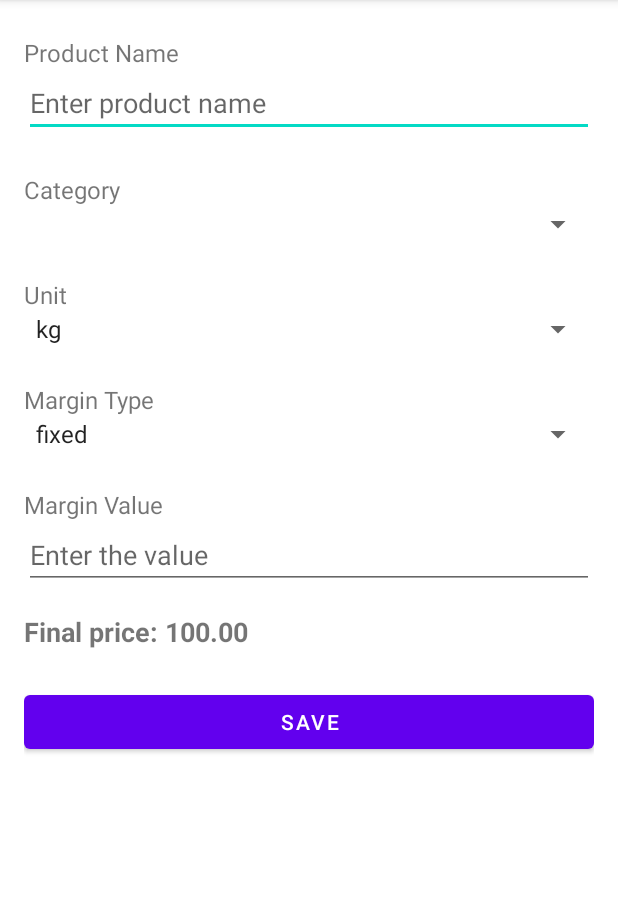
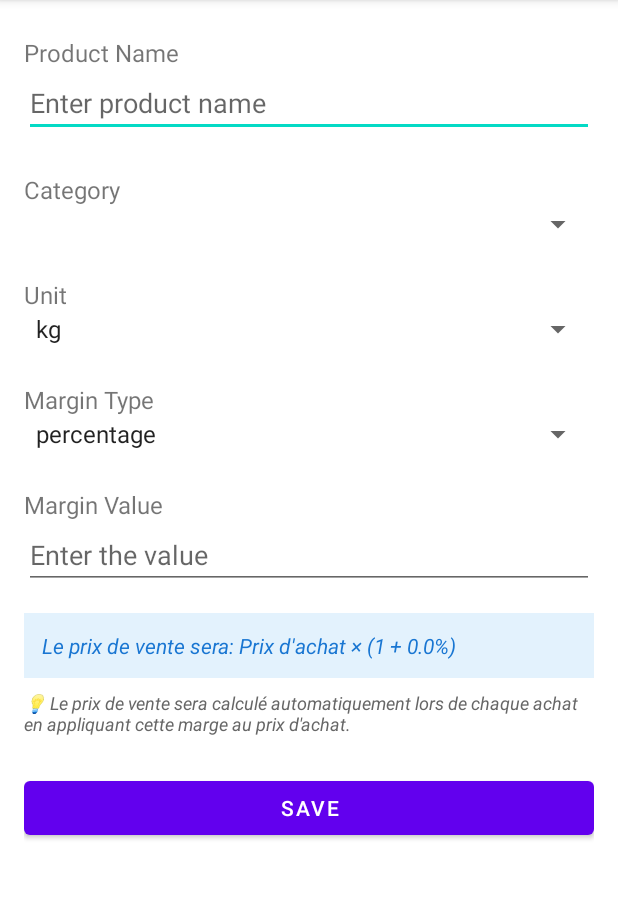
Before and after one commit to kelplant/medistock-app, an Android app: the ProductAddActivity screen opened directly, with no data from a screen before it, on a phone screen of 412 x 824 dp, the part 84-983 px from its top. Run offline under Robolectric (Android 15) with nearby library versions, the phone set to English and light mode, and no system bars; our stand-ins replace Room's generated code.

Commit message:
Fix: Remove incorrect price calculation from product configuration
PROBLEM: ProductAddActivity was calculating a "final price" using a fixed
base price of 100.0, which made no sense and confused the pricing logic.

SOLUTION: The margin should ONLY be configured on the product, not used
to calculate any fixed price. The actual selling price is calculated
dynamically during purchases by applying the margin to the real purchase price.

Changes:
- Removed calculateFinalPrice() with hardcoded base price
- Replaced textFinalPrice with textMarginInfo showing the margin formula
- Added clear explanation: "The selling price will be calculated automatically
  during each purchase by applying this margin to the purchase price"
- Changed default margin type to "percentage" (most common)
- Added validation to ensure margin value > 0
- Updated UI to show the margin formula dynamically:
  * "Selling price will be: Purchase price + X" (fixed)
  * "Selling price will be: Purchase price × (1 + X%)" (percentage)

Now the flow is correct:
1. Product configuration: Set margin ONLY (no price calculation)
2. Purchase: Calculate selling price = purchase price + margin
3. Sale: Use the last recorded selling price (modifiable)

```diff
--- a/app/src/main/java/com/medistock/ui/product/ProductAddActivity.kt
+++ b/app/src/main/java/com/medistock/ui/product/ProductAddActivity.kt
@@ -24,16 +24,15 @@ class ProductAddActivity : AppCompatActivity() {
     private lateinit var spinnerUnit: Spinner
     private lateinit var spinnerMarginType: Spinner
     private lateinit var editMarginValue: EditText
-    private lateinit var textFinalPrice: TextView
+    private lateinit var textMarginInfo: TextView
     private lateinit var btnSave: Button
 
     private var categories: List<Category> = emptyList()
     private var selectedCategoryId: Long = 0L
     private var selectedUnit: String = ""
-    private var selectedMarginType: String = "fixed"
+    private var selectedMarginType: String = "percentage"
     private var enteredMarginValue: Double = 0.0
     private var currentSiteId: Long = 0L
-    private var enteredPurchasePrice: Double = 0.0  // Si tu veux gérer prix d’achat
 
     override fun onCreate(savedInstanceState: Bundle?) {
         super.onCreate(savedInstanceState)
@@ -46,7 +45,7 @@ class ProductAddActivity : AppCompatActivity() {
         spinnerUnit = findViewById(R.id.spinnerUnit)
         spinnerMarginType = findViewById(R.id.spinnerMarginType)
         editMarginValue = findViewById(R.id.editMarginValue)
-        textFinalPrice = findViewById(R.id.textFinalPrice)
+        textMarginInfo = findViewById(R.id.textMarginInfo)
         btnSave = findViewById(R.id.btnSaveProduct)
 
         // Charger categories depuis DB
@@ -65,16 +64,16 @@ class ProductAddActivity : AppCompatActivity() {
         spinnerUnit.adapter = unitAdapter
 
         // Types de marge fixe ou pourcentage
-        val marginTypes = listOf("fixed", "percentage")
+        val marginTypes = listOf("percentage", "fixed")
         val marginTypeAdapter = ArrayAdapter(this, android.R.layout.simple_spinner_item, marginTypes)
         marginTypeAdapter.setDropDownViewResource(android.R.layout.simple_spinner_dropdown_item)
         spinnerMarginType.adapter = marginTypeAdapter
 
         currentSiteId = PrefsHelper.getActiveSiteId(this)
 
-        // Ecoute changements marge et nom produit pour recalcul prix final
+        // Update info text when margin changes
         val textWatcher = object : TextWatcher {
-            override fun afterTextChanged(s: Editable?) = calculateFinalPrice()
+            override fun afterTextChanged(s: Editable?) = updateMarginInfo()
             override fun beforeTextChanged(s: CharSequence?, start: Int, count: Int, after: Int) = Unit
             override fun onTextChanged(s: CharSequence?, start: Int, before: Int, count: Int) = Unit
         }
@@ -84,7 +83,7 @@ class ProductAddActivity : AppCompatActivity() {
         spinnerMarginType.onItemSelectedListener = object : AdapterView.OnItemSelectedListener {
             override fun onItemSelected(parent: AdapterView<*>, view: android.view.View?, position: Int, id: Long) {
                 selectedMarginType = marginTypes[position]
-                calculateFinalPrice()
+                updateMarginInfo()
             }
             override fun onNothingSelected(parent: AdapterView<*>) {}
         }
@@ -117,8 +116,10 @@ class ProductAddActivity : AppCompatActivity() {
                 return@setOnClickListener
             }
 
-            // Ici on suppose que purchasePrice = 0 car non géré dans UI (tu peux l'ajouter)
-            val purchasePrice = 0.0
+            if (enteredMarginValue <= 0.0) {
+                Toast.makeText(this, "Entrez une marge valide", Toast.LENGTH_SHORT).show()
+                return@setOnClickListener
+            }
 
             // Création produit
             val product = Product(
@@ -141,14 +142,13 @@ class ProductAddActivity : AppCompatActivity() {
         }
     }
 
-    private fun calculateFinalPrice() {
+    private fun updateMarginInfo() {
         val marginValue = editMarginValue.text.toString().toDoubleOrNull() ?: 0.0
-        val basePrice = 100.0 // valeur fixe ici, ou tu peux demander un prix d'achat pour calcul
-        val finalPrice = when (selectedMarginType) {
-            "fixed" -> basePrice + marginValue
-            "percentage" -> basePrice * (1 + marginValue / 100)
-            else -> basePrice
+        val marginInfo = when (selectedMarginType) {
+            "fixed" -> "Le prix de vente sera: Prix d'achat + $marginValue"
+            "percentage" -> "Le prix de vente sera: Prix d'achat × (1 + ${marginValue}%)"
+            else -> "Configuration de la marge"
         }
-        textFinalPrice.text = getString(R.string.final_price_template, finalPrice)
+        textMarginInfo.text = marginInfo
     }
 }
--- a/app/src/main/res/layout/activity_product_add.xml
+++ b/app/src/main/res/layout/activity_product_add.xml
@@ -83,14 +83,26 @@
             android:hint="@string/margin_value_hint"
             android:layout_marginBottom="16dp" />
 
-        <!-- Prix final -->
+        <!-- Info sur le calcul de la marge -->
         <TextView
-            android:id="@+id/textFinalPrice"
-            android:layout_width="wrap_content"
+            android:id="@+id/textMarginInfo"
+            android:layout_width="match_parent"
             android:layout_height="wrap_content"
-            android:text="@string/final_price_template"
-            android:textSize="18sp"
-            android:textStyle="bold"
+            android:text="Configuration de la marge"
+            android:textSize="14sp"
+            android:textColor="#1976D2"
+            android:textStyle="italic"
+            android:padding="12dp"
+            android:background="#E3F2FD"
+            android:layout_marginBottom="8dp" />
+
+        <TextView
+            android:layout_width="match_parent"
+            android:layout_height="wrap_content"
+            android:text="💡 Le prix de vente sera calculé automatiquement lors de chaque achat en appliquant cette marge au prix d'achat."
+            android:textSize="12sp"
+            android:textColor="#666666"
+            android:textStyle="italic"
             android:layout_marginBottom="24dp" />
 
         <!-- Bouton enregistrer -->
```
